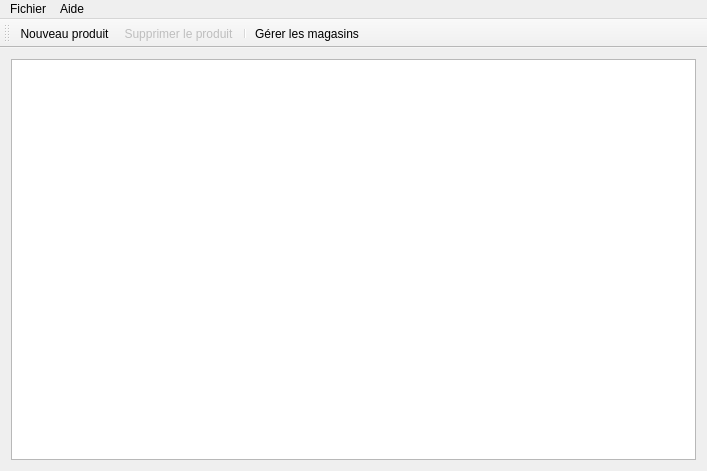
Before: the Qt Designer form mainwindow.ui in Deuchnord/Hermes, drawn with Qt 5.
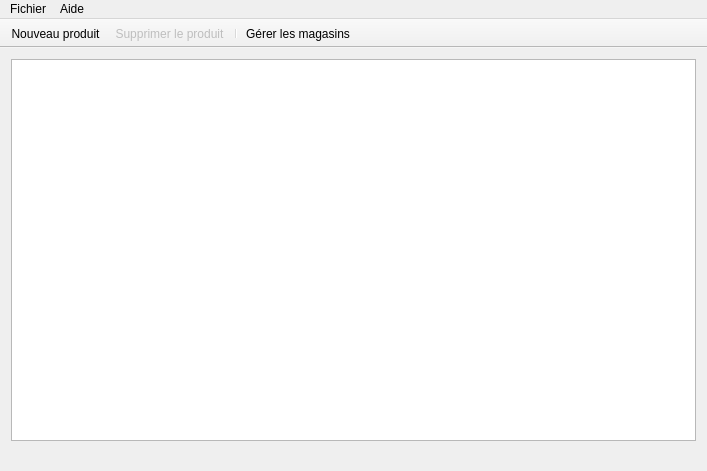
After: the same form once the commit is applied. Icons and pictures are not drawn.

Patch:
```diff
--- a/mainwindow.ui
+++ b/mainwindow.ui
@@ -56,6 +56,9 @@
    <addaction name="menuAide"/>
   </widget>
   <widget class="QToolBar" name="mainToolBar">
+   <property name="movable">
+    <bool>false</bool>
+   </property>
    <attribute name="toolBarArea">
     <enum>TopToolBarArea</enum>
    </attribute>
@@ -67,6 +70,11 @@
    <addaction name="separator"/>
    <addaction name="actionGererMagasins"/>
   </widget>
+  <widget class="QStatusBar" name="statusBar">
+   <property name="sizeGripEnabled">
+    <bool>false</bool>
+   </property>
+  </widget>
   <action name="actionNouveauProduit">
    <property name="text">
     <string>Nouveau produit...</string>
```
Left out of the diff: 2 changed lines with no effect on the pictures.
